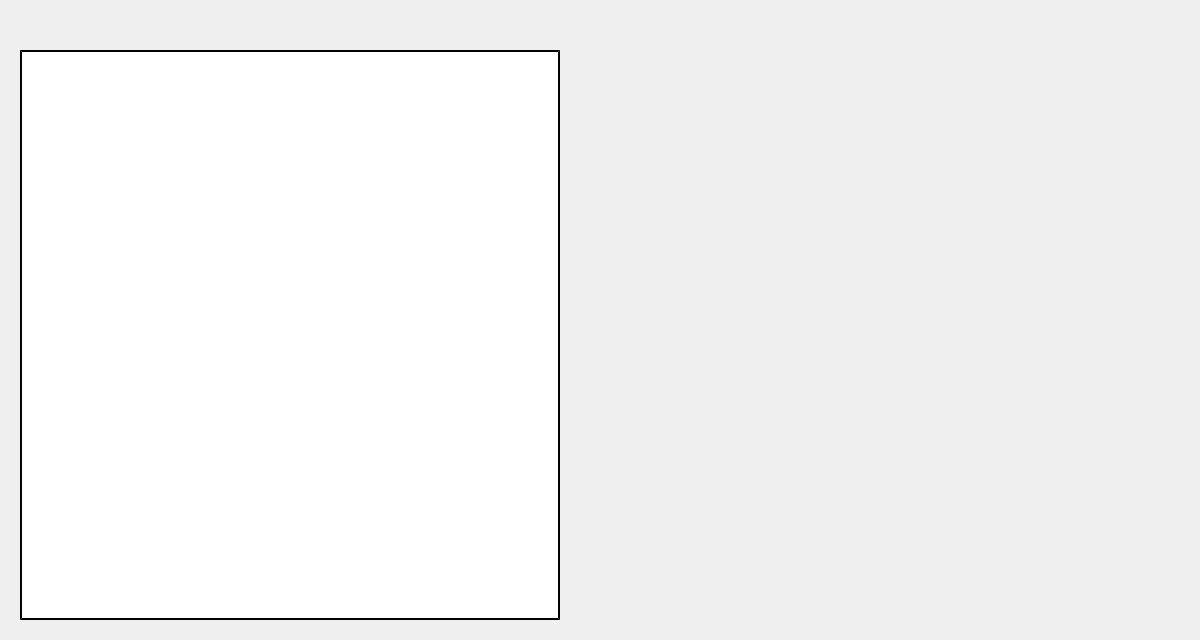
This is EuropeanVacation/tDestinations.ui in brivero0/TeamMagmar as Qt 5 draws it before an edit. The edited form follows.
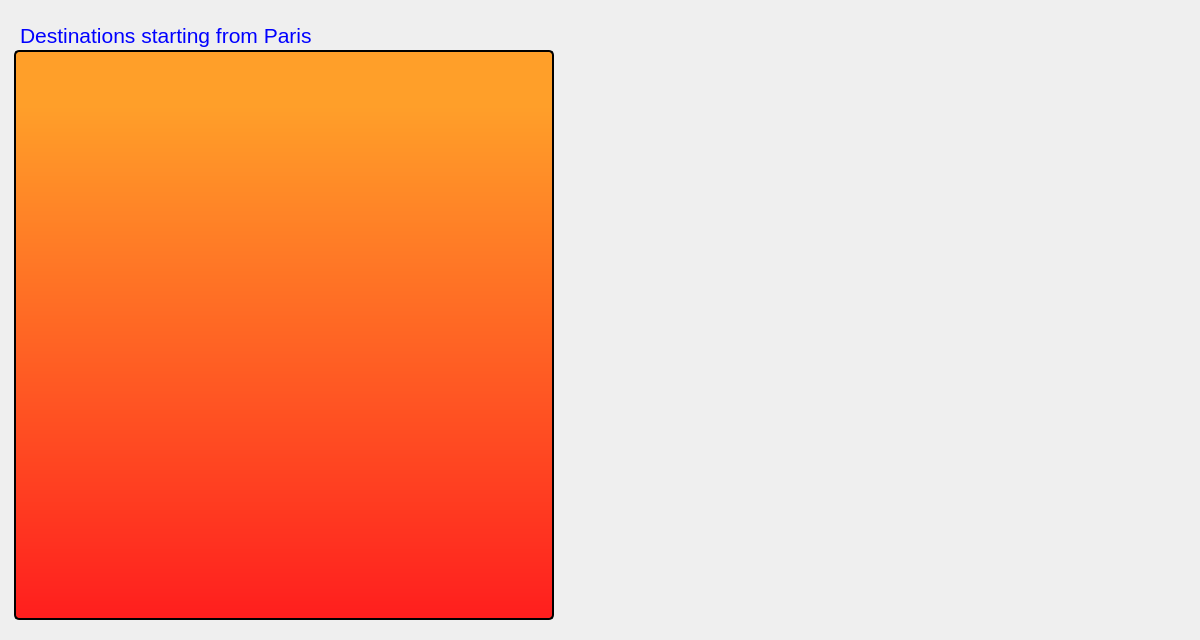
This is the edited form. Icons and pictures are not drawn.

Patch:
```diff
--- a/EuropeanVacation/tDestinations.ui
+++ b/EuropeanVacation/tDestinations.ui
@@ -34,7 +34,7 @@
   <widget class="QLabel" name="label">
    <property name="geometry">
     <rect>
-     <x>10</x>
+     <x>20</x>
      <y>10</y>
      <width>731</width>
      <height>50</height>
@@ -49,7 +49,7 @@
     <string notr="true">color: blue;</string>
    </property>
    <property name="text">
-    <string/>
+    <string>Destinations starting from Paris </string>
    </property>
   </widget>
   <widget class="QLabel" name="frenchMagmarLabel">
@@ -71,7 +71,7 @@
   <widget class="QTableView" name="tDestinationOptionsTV">
    <property name="geometry">
     <rect>
-     <x>20</x>
+     <x>14</x>
      <y>50</y>
      <width>540</width>
      <height>570</height>
@@ -85,7 +85,7 @@
    </property>
    <property name="minimumSize">
     <size>
-     <width>60</width>
+     <width>40</width>
      <height>60</height>
     </size>
    </property>
@@ -97,16 +97,30 @@
    </property>
    <property name="styleSheet">
     <string notr="true">QHeaderView::section{
-background-color:qlineargradient(spread:pad, x1:1, y1:1, x2:1, y2:0.028, stop:0 rgba(255, 170, 0, 255), stop:1 rgba(255, 62, 14, 255));
+background-color:rgb(255, 159, 41);
 border-style: solid;
 border-color: black;
 border-width: 2px;
-border-radius: 5px;}
+border-radius: 5px;
+color: blue}
 
 QTableView{
-background: white;
-border: 2px outset black;
-}</string>
+background-color:qlineargradient(spread:pad, x1:0, y1:0, x2:0, y2:1, stop:0.0965909 rgba(255, 159, 41, 255), stop:1 rgba(255, 30, 30, 255));
+color: black;
+border-style: solid;
+border-color: black;
+border-width: 2px;
+border-radius: 5px;
+text-align: center;
+}
+
+</string>
+   </property>
+   <property name="frameShape">
+    <enum>QFrame::NoFrame</enum>
+   </property>
+   <property name="frameShadow">
+    <enum>QFrame::Plain</enum>
    </property>
    <property name="dragEnabled">
     <bool>true</bool>
```
